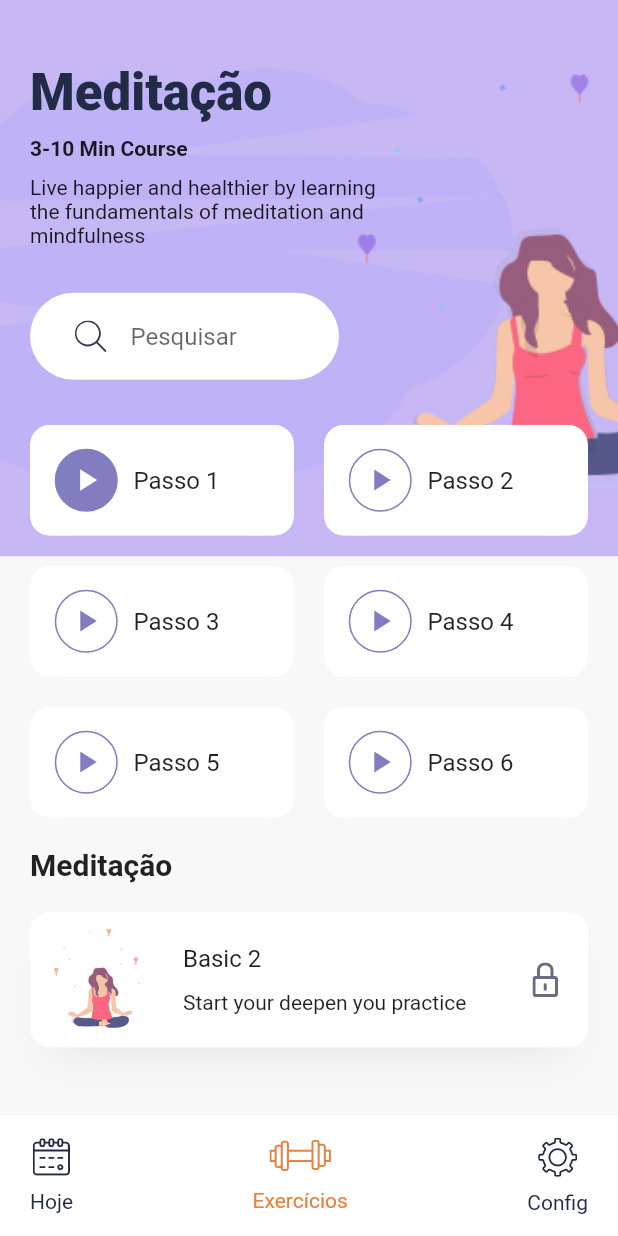
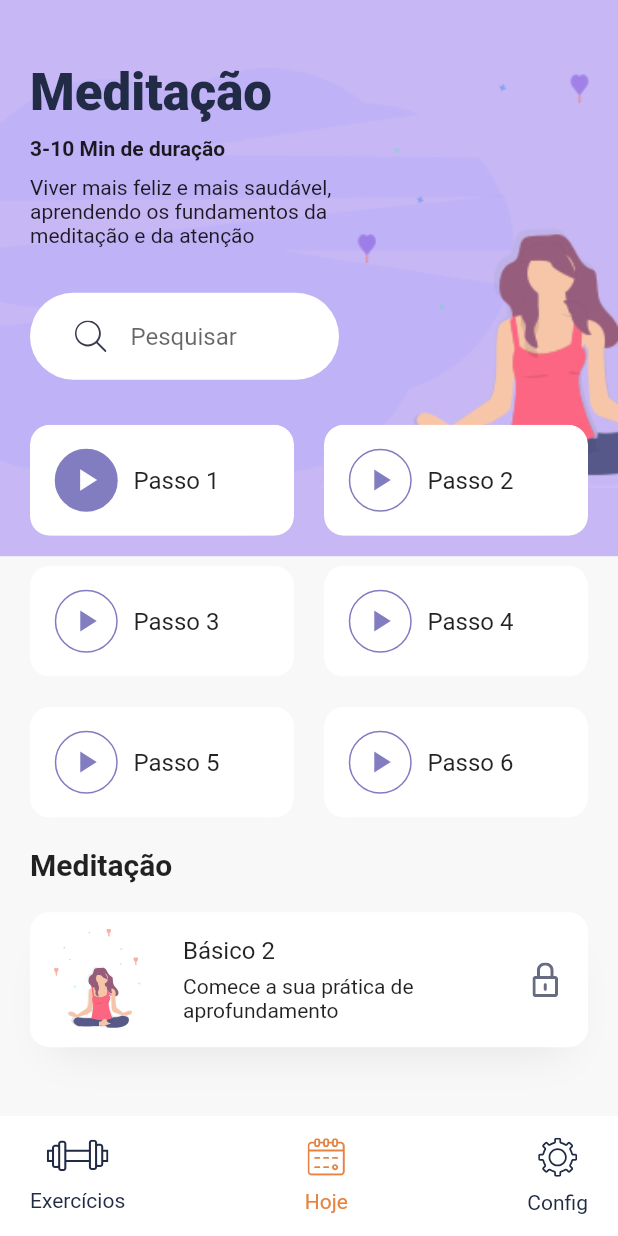
Before and after one commit to gabrielroodriz/breathe-app, a Flutter app: the screen it shows after launch, after a tap on "Meditação", on a phone screen of 412 x 824 dp. Run offline on Flutter 3.47's test engine with Material 2 defaults, Android fonts, the phone set to English and light mode, and no system bars; our stand-ins replace flutter_svg.

Commit message:
feat: Mudança no visual da aplicação

```diff
--- a/breathe/lib/main.dart
+++ b/breathe/lib/main.dart
@@ -1,11 +1,5 @@
+import 'package:breathe/screens/home_screen.dart';
 import 'package:flutter/material.dart';
-import 'package:flutter_svg/svg.dart';
-
-import 'package:breathe/screens/details_screen.dart';
-
-import 'package:breathe/widgets/category_card.dart';
-import 'package:breathe/widgets/bottom_nav_bar.dart';
-import 'package:breathe/widgets/search-bar.dart';
 
 import 'constants.dart';
 
@@ -30,96 +24,3 @@
     );
   }
 }
-
-class HomeScreen extends StatelessWidget {
-  @override
-  Widget build(BuildContext context) {
-    var size = MediaQuery.of(context).size;
-    return Scaffold(
-      bottomNavigationBar: BottomNavBar(),
-      body: Stack(
-        children: <Widget>[
-          Container(
-            // Here the height of the container is 45% of our total height
-            height: size.height * .45,
-            decoration: BoxDecoration(
-              color: Color(0xFFF5CEB8),
-              image: DecorationImage(
-                alignment: Alignment.centerLeft,
-                image: AssetImage("assets/images/undraw_pilates_gpdb.png"),
-              ),
-            ),
-          ),
-          SafeArea(
-            child: Padding(
-              padding: const EdgeInsets.symmetric(horizontal: 20),
-              child: Column(
-                crossAxisAlignment: CrossAxisAlignment.start,
-                children: <Widget>[
-                  Align(
-                    alignment: Alignment.topRight,
-                    child: Container(
-                      alignment: Alignment.center,
-                      height: 52,
-                      width: 52,
-                      decoration: BoxDecoration(
-                        color: Color(0xFFF2BEA1),
-                        shape: BoxShape.circle,
-                      ),
-                      child: SvgPicture.asset("assets/icons/menu.svg"),
-                    ),
-                  ),
-                  Text(
-                    "Good Mornign \nShishir",
-                    style: Theme.of(context)
-                        .textTheme
-                        .display1
-                        .copyWith(fontWeight: FontWeight.w900),
-                  ),
-                  SearchBar(),
-                  Expanded(
-                    child: GridView.count(
-                      crossAxisCount: 2,
-                      childAspectRatio: .85,
-                      crossAxisSpacing: 20,
-                      mainAxisSpacing: 20,
-                      children: <Widget>[
-                        CategoryCards(
-                          title: "Meditação",
-                          svgSrc: "assets/icons/Meditation.svg",
-                          press: () {
-                            Navigator.push(
-                              context,
-                              MaterialPageRoute(builder: (context) {
-                                return DetailsScreen();
-                              }),
-                            );
-                          },
-                        ),
-                        CategoryCards(
-                          title: "Exercitando o Corpo",
-                          svgSrc: "assets/icons/Excrecises.svg",
-                          press: () {},
-                        ),
-                        CategoryCards(
-                          title: "Yoga",
-                          svgSrc: "assets/icons/yoga.svg",
-                          press: () {},
-                        ),
-                        CategoryCards(
-                          title: "Recomendação de Dieta",
-                          svgSrc: "assets/icons/Hamburger.svg",
-                          press: () {},
-                        ),
-                      ],
-                    ),
-                  )
-                ],
-              ),
-            ),
-          )
-        ],
-      ),
-    );
-  }
-}
--- a/breathe/lib/screens/details_screen.dart
+++ b/breathe/lib/screens/details_screen.dart
@@ -45,7 +45,7 @@
                       height: 10,
                     ),
                     Text(
-                      "3-10 Min Course",
+                      "3-10 Min de duração",
                       style: TextStyle(fontWeight: FontWeight.bold),
                     ),
                     SizedBox(
@@ -54,7 +54,7 @@
                     SizedBox(
                       width: size.width * .6,
                       child: Text(
-                        "Live happier and healthier by learning the fundamentals of meditation and mindfulness",
+                        "Viver mais feliz e mais saudável, aprendendo os fundamentos da meditação e da atenção",
                       ),
                     ),
                     SizedBox(
@@ -132,10 +132,10 @@
                               crossAxisAlignment: CrossAxisAlignment.start,
                               children: <Widget>[
                                 Text(
-                                  "Basic 2",
+                                  "Básico 2",
                                   style: Theme.of(context).textTheme.subtitle1,
                                 ),
-                                Text("Start your deepen you practice")
+                                Text("Comece a sua prática de aprofundamento")
                               ],
                             ),
                           ),
--- /dev/null
+++ b/breathe/lib/screens/home_screen.dart
@@ -0,0 +1,98 @@
+import 'package:breathe/widgets/bottom_nav_bar.dart';
+import 'package:breathe/widgets/category_card.dart';
+import 'package:breathe/widgets/search-bar.dart';
+import 'package:flutter/material.dart';
+import 'package:flutter_svg/svg.dart';
+
+import 'details_screen.dart';
+
+class HomeScreen extends StatelessWidget {
+  @override
+  Widget build(BuildContext context) {
+    var size = MediaQuery.of(context).size;
+    return Scaffold(
+      bottomNavigationBar: BottomNavBar(),
+      body: Stack(
+        children: <Widget>[
+          Container(
+            // Here the height of the container is 45% of our total height
+            height: size.height * .45,
+            decoration: BoxDecoration(
+              color: Color(0xFF08104D),
+              image: DecorationImage(
+                alignment: Alignment.centerLeft,
+                image: AssetImage("assets/images/undraw_pilates_gpdb.png"),
+              ),
+            ),
+          ),
+          SafeArea(
+            child: Padding(
+              padding: const EdgeInsets.symmetric(horizontal: 20),
+              child: Column(
+                crossAxisAlignment: CrossAxisAlignment.start,
+                children: <Widget>[
+                  Align(
+                    alignment: Alignment.topRight,
+                    child: Container(
+                      alignment: Alignment.center,
+                      height: 52,
+                      width: 52,
+                      decoration: BoxDecoration(
+                        color: Color(0xFF2b2a5b),
+                        shape: BoxShape.circle,
+                      ),
+                      child: SvgPicture.asset("assets/icons/menu.svg"),
+                    ),
+                  ),
+                  Text(
+                    "Bem vindo ao \nBreathe",
+                    style: Theme.of(context).textTheme.display1.copyWith(
+                        fontWeight: FontWeight.w900, color: Colors.white),
+                  ),
+                  SearchBar(),
+                  Expanded(
+                    child: GridView.count(
+                      crossAxisCount: 2,
+                      childAspectRatio: .85,
+                      crossAxisSpacing: 20,
+                      mainAxisSpacing: 20,
+                      children: <Widget>[
+                        CategoryCards(
+                          title: "Meditação",
+                          svgSrc: "assets/icons/Meditation.svg",
+                          press: () {
+                            Navigator.push(
+                              context,
+                              MaterialPageRoute(builder: (context) {
+                                return DetailsScreen();
+                              }),
+                            );
+                          },
+                        ),
+                        CategoryCards(
+                          title: "Exercitando o Corpo",
+                          svgSrc: "assets/icons/Excrecises.svg",
+                          press: () {},
+                        ),
+                        CategoryCards(
+                          title: "Yoga",
+                          svgSrc: "assets/icons/yoga.svg",
+                          press: () {},
+                        ),
+                        CategoryCards(
+                          title: "Recomendação de Dieta",
+                          svgSrc: "assets/icons/Hamburger.svg",
+                          press: () {},
+                        ),
+                      ],
+                    ),
+                  )
+                ],
+              ),
+            ),
+          )
+        ],
+      ),
+    );
+  }
+}
--- a/breathe/lib/widgets/bottom_nav_bar.dart
+++ b/breathe/lib/widgets/bottom_nav_bar.dart
@@ -1,3 +1,4 @@
+import 'package:breathe/screens/home_screen.dart';
 import 'package:flutter/material.dart';
 import 'package:flutter_svg/flutter_svg.dart';
 
@@ -18,13 +19,21 @@
         mainAxisAlignment: MainAxisAlignment.spaceBetween,
         children: <Widget>[
           BottomNavItem(
+            title: "Exercícios",
+            svgScr: "assets/icons/gym.svg",
+          ),
+          BottomNavItem(
             title: "Hoje",
             svgScr: "assets/icons/calendar.svg",
-          ),
-          BottomNavItem(
-            title: "Exercícios",
-            svgScr: "assets/icons/gym.svg",
             isActivate: true,
+            press: () {
+              Navigator.push(
+                context,
+                MaterialPageRoute(builder: (context) {
+                  return HomeScreen();
+                }),
+              );
+            },
           ),
           BottomNavItem(
             title: "Config",
--- a/breathe/lib/widgets/search-bar.dart
+++ b/breathe/lib/widgets/search-bar.dart
@@ -1,5 +1,5 @@
 import 'package:flutter/material.dart';
-import 'package:flutter_svg/flutter_svg.dart';
+import 'package:flutter_svg/svg.dart';
 
 class SearchBar extends StatelessWidget {
   const SearchBar({
```
Also changed, not shown: breathe/pubspec.lock, 2 other files.
